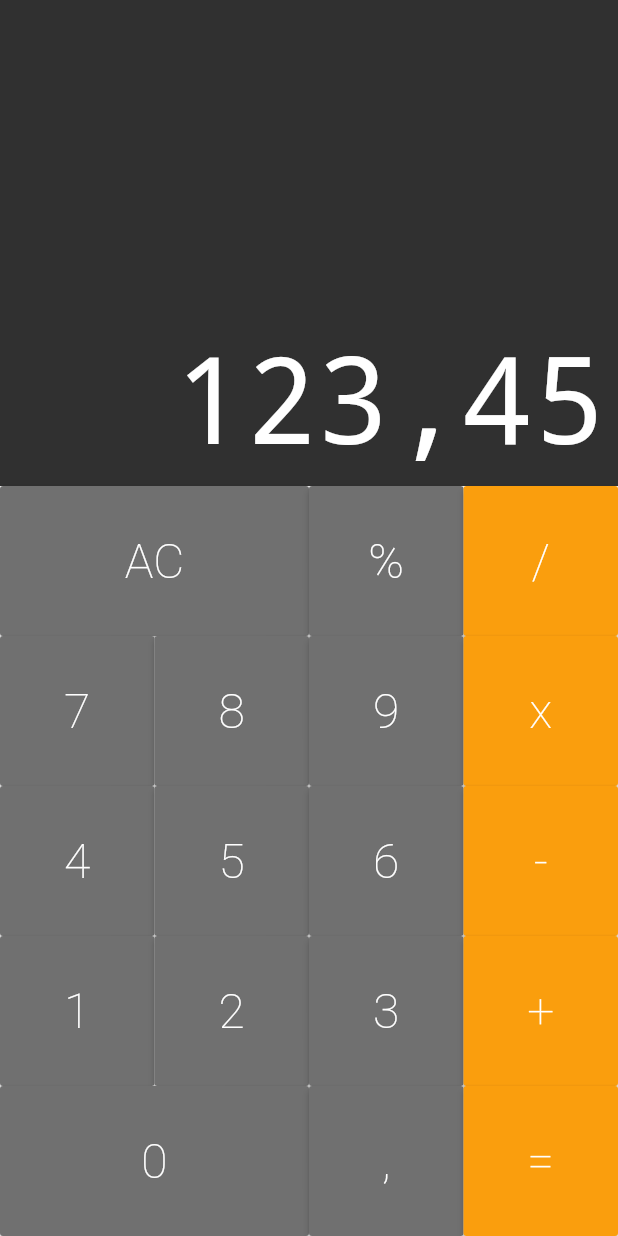
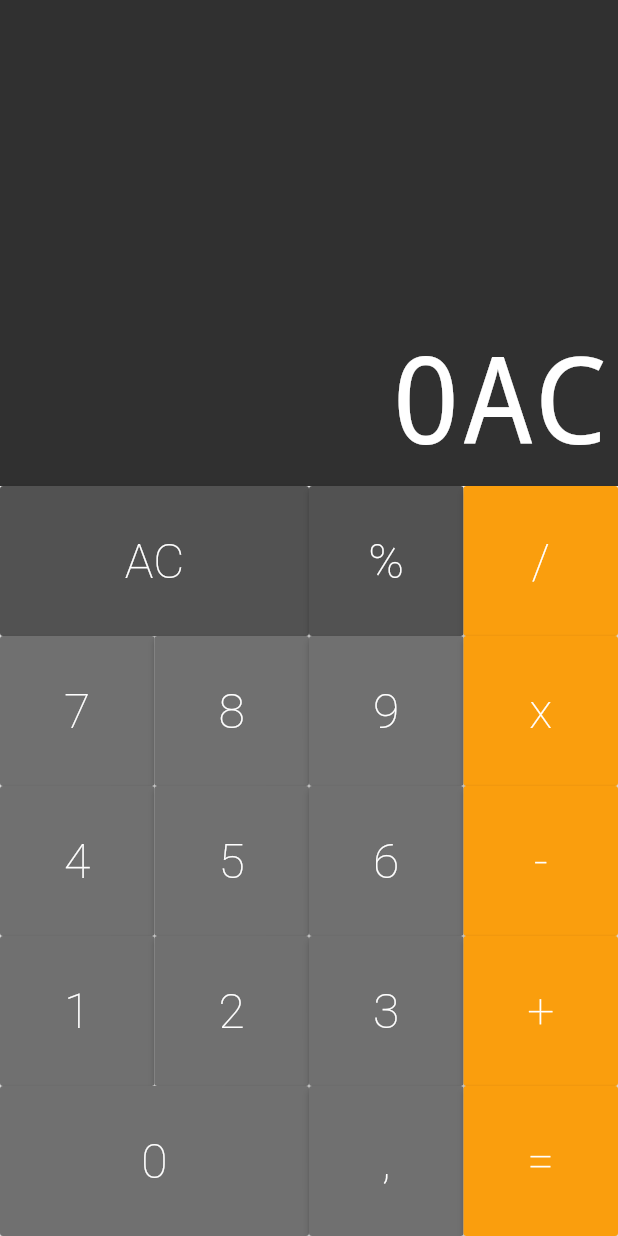
Before and after one commit to Marlon-Paulo-da-Silva/Flutter-calculator, a Flutter app: the screen it shows after launch, after a tap on "AC", on a phone screen of 412 x 824 dp. Run offline on Flutter 3.47's test engine with Material 2 defaults, Android fonts, the phone set to English and light mode, and no system bars; drawn by our look-alikes of auto_size_text.

Commit message:
retornando vlores clicados para a tela

```diff
--- a/lib/component/keyboard.dart
+++ b/lib/component/keyboard.dart
@@ -17,8 +17,8 @@ class Keyboard extends StatelessWidget {
       child: Column(
         children: <Widget>[
           ButtonRow([
-            Button.big(text: 'AC', callb: callb,),
-            Button(text: '%',callb: callb,),
+            Button.big(text: 'AC', color: Button.DARK, callb: callb,),
+            Button(text: '%', color: Button.DARK,callb: callb,),
             Button.operation(text: '/',callb: callb,),
 
           ]),
--- a/lib/models/memory.dart
+++ b/lib/models/memory.dart
@@ -1,3 +1,11 @@
 class Memory {
+  String _value = '0';
 
+  void applyCommand(String command){
+    _value += command;
+  }
+
+  String get value {
+    return _value;
+  }
 }
--- a/lib/screens/calculator.dart
+++ b/lib/screens/calculator.dart
@@ -1,12 +1,23 @@
 import 'package:flutter/material.dart';
+import 'package:primeiroapp/models/memory.dart';
 import '../component/keyboard.dart';
 import '../component/display.dart';
 
 
-class Calculator extends StatelessWidget {
+class Calculator extends StatefulWidget {
 
-  _onPressed(String text){
-    print(text);
+  @override
+  _CalculatorState createState() => _CalculatorState();
+}
+
+class _CalculatorState extends State<Calculator> {
+
+  final Memory memory = Memory();
+
+  _onPressed(String command){
+    setState(() {
+      memory.applyCommand(command);
+    });
   }
 
   @override
@@ -14,7 +25,7 @@ class Calculator extends StatelessWidget {
     return MaterialApp(
       home: Column(
         children: <Widget>[
-          Display('123,45'),
+          Display(memory.value),
           Keyboard(_onPressed),
         ],
       ),
```
